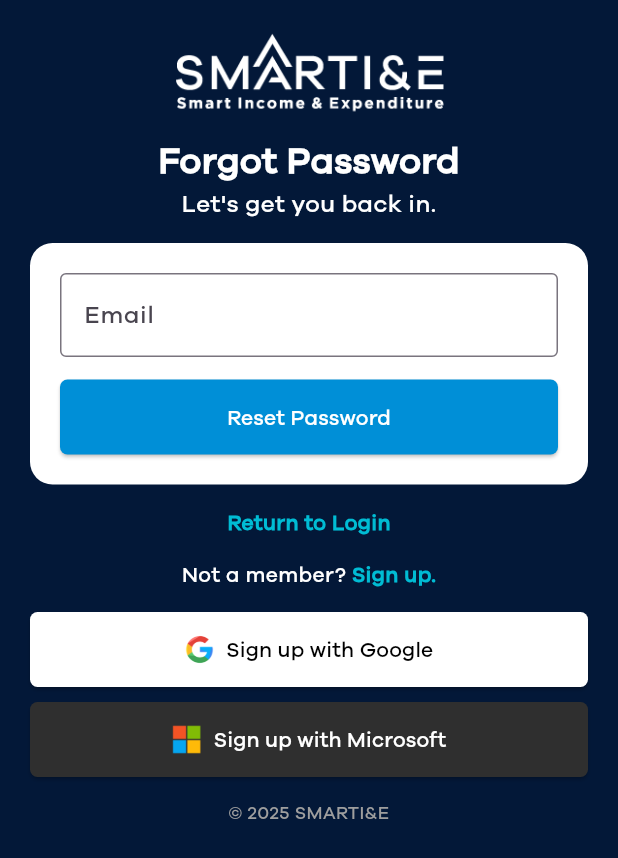
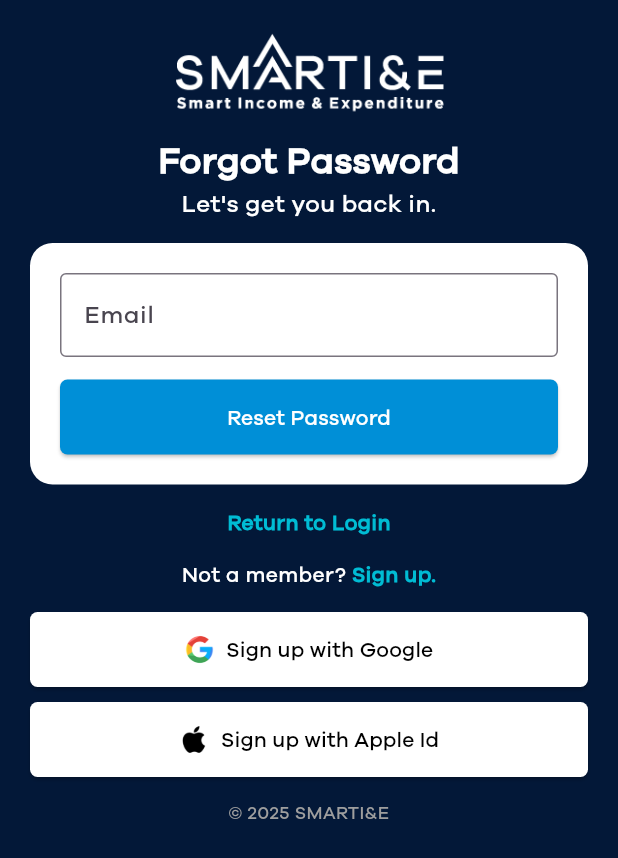
Before and after one commit to Robotronut/smartie, a Flutter app: the ForgotpasswordScreen screen opened directly, on a phone screen of 412 x 824 dp. Shown: the top 858 px of the screen. Run offline on Flutter 3.47's test engine with Material 3 defaults, Android fonts, the light colour scheme and no system bars; our stand-ins replace camera, google_sign_in.

Commit message:
Friday update part4

```diff
--- a/lib/forgotpassword_screen.dart
+++ b/lib/forgotpassword_screen.dart
@@ -259,7 +259,7 @@ class _ForgotPasswordScreenState extends State<ForgotpasswordScreen> {
                     },
                     style: ElevatedButton.styleFrom(
                       backgroundColor: Color(
-                        0xFF2F2F2F,
+                        0xFFFFFFFF,
                       ), // Dark background for Microsoft button
                       padding: EdgeInsets.symmetric(vertical: 15),
                       shape: RoundedRectangleBorder(
@@ -267,13 +267,13 @@ class _ForgotPasswordScreenState extends State<ForgotpasswordScreen> {
                       ),
                     ),
                     icon: Image.asset(
-                      'assets/images/microsoft_logo.png', // Replace with your Microsoft logo asset
+                      'assets/images/apple_logo_transparent.png', // Replace with your Microsoft logo asset
                       height: 20,
                     ),
                     label: Text(
-                      'Sign up with Microsoft',
+                      'Sign up with Apple Id',
                       style: TextStyle(
-                        color: Colors.white,
+                        color: Colors.black,
                       ), // White text for contrast
                     ),
                   ),
--- a/lib/verification_submitted_page.dart
+++ b/lib/verification_submitted_page.dart
@@ -63,11 +63,13 @@ class VerificationSubmittedPage extends StatelessWidget {
                     width: double.infinity,
                     child: FilledButton(
                       onPressed: () {
-                        Navigator.push(
+                        Navigator.pushAndRemoveUntil(
                           context,
                           MaterialPageRoute(
-                            builder: (context) => const HomeScreen(),
+                            builder: (context) => VerificationSubmittedPage(),
                           ),
+                          (Route<dynamic> route) =>
+                              false, // Remove all existing routes
                         );
                       },
                       style: FilledButton.styleFrom(
```
Also changed, not shown: lib/IdScannnerIdBack.dart.dart (+7 -5 lines).
